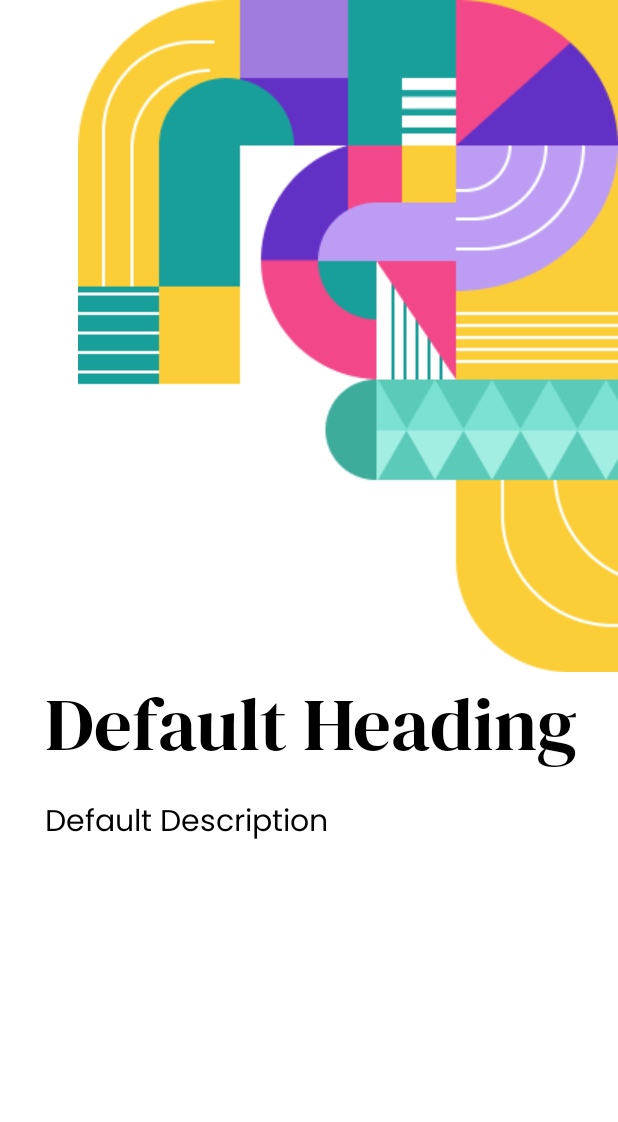
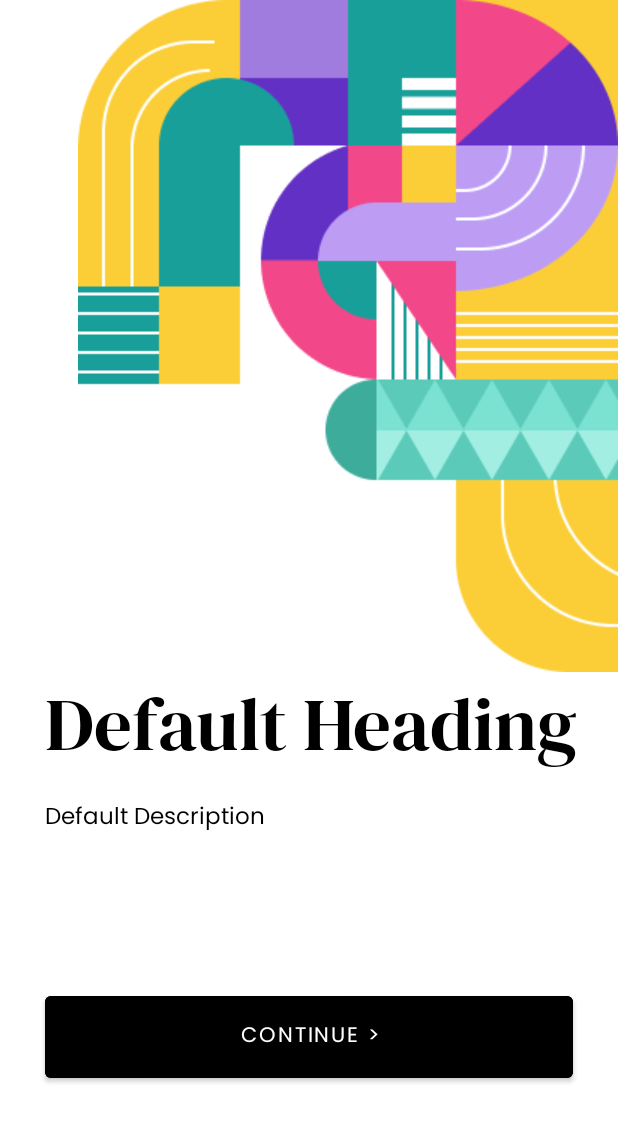
Before and after one commit to SaqibAMA/sail, an Android app: the screen it shows after launch (OnboardingActivity), on a phone screen of 412 x 824 dp. Shown: the top 1122 px of the screen. Run offline under Robolectric (Android 15) with nearby library versions, the phone set to English and light mode, and no system bars; 1 statement that could not run was skipped.

Commit message:
Feat: Completed Onboarding Process

```diff
--- a/sail-app/app/src/main/java/com/functrco/sail/MainActivity.kt
+++ b/sail-app/app/src/main/java/com/functrco/sail/SignInActivity.kt
@@ -3,9 +3,9 @@ package com.functrco.sail
 import androidx.appcompat.app.AppCompatActivity
 import android.os.Bundle
 
-class MainActivity : AppCompatActivity() {
+class SignInActivity : AppCompatActivity() {
     override fun onCreate(savedInstanceState: Bundle?) {
         super.onCreate(savedInstanceState)
-        setContentView(R.layout.activity_main)
+        setContentView(R.layout.activity_sign_in)
     }
 }
--- a/sail-app/app/src/main/java/com/functrco/sail/ui/main/PageViewModel.kt
+++ b/sail-app/app/src/main/java/com/functrco/sail/ui/main/PageViewModel.kt
@@ -18,7 +18,7 @@ class PageViewModel : ViewModel() {
 
     private val _index = MutableLiveData<Int>()
     val text: LiveData<List<String>> = Transformations.map(_index) {
-        listOf(SCREEN_HEADING[it], SCREEN_DESC[it], SCREEN_BACKGROUND[it])
+        listOf(it.toString(), SCREEN_HEADING[it], SCREEN_DESC[it], SCREEN_BACKGROUND[it])
     }
 
     fun setIndex(index: Int) {
--- a/sail-app/app/src/main/java/com/functrco/sail/ui/main/PlaceholderFragment.kt
+++ b/sail-app/app/src/main/java/com/functrco/sail/ui/main/PlaceholderFragment.kt
@@ -1,11 +1,14 @@
 package com.functrco.sail.ui.main
 
+import android.content.Context
+import android.content.Intent
 import android.graphics.Color
 import android.os.Bundle
 import android.util.Log
 import android.view.LayoutInflater
 import android.view.View
 import android.view.ViewGroup
+import android.widget.Button
 import android.widget.TextView
 import androidx.constraintlayout.widget.ConstraintLayout
 import androidx.constraintlayout.widget.ConstraintSet
@@ -13,6 +16,7 @@ import androidx.fragment.app.Fragment
 import androidx.lifecycle.Observer
 import androidx.lifecycle.ViewModelProvider
 import com.functrco.sail.R
+import com.functrco.sail.SignInActivity
 import com.functrco.sail.databinding.FragmentOnboardingBinding
 
 /**
@@ -34,6 +38,12 @@ class PlaceholderFragment : Fragment() {
         }
     }
 
+    private fun redirectToSignIn() {
+        val i = Intent(activity, SignInActivity::class.java)
+        i.flags = Intent.FLAG_ACTIVITY_CLEAR_TASK or Intent.FLAG_ACTIVITY_NEW_TASK
+        startActivity(i)
+    }
+
     override fun onCreateView(
         inflater: LayoutInflater, container: ViewGroup?,
         savedInstanceState: Bundle?
@@ -42,13 +52,35 @@ class PlaceholderFragment : Fragment() {
         _binding = FragmentOnboardingBinding.inflate(inflater, container, false)
         val root = binding.root
 
+        // print what is stored in shared pref
+        val sp = activity?.getSharedPreferences("sail-preferences", Context.MODE_PRIVATE)
+        if (sp?.getString("show_onboarding", "default") == "false") {
+            redirectToSignIn()
+        }
+
+
         val sectionHeading: TextView = binding.sectionHeading
         val sectionDescription: TextView = binding.sectionDescription
         val constraintLayout: ConstraintLayout = binding.constraintLayout
+        val continueButton: Button = binding.omboardingContinueBtn
+
         pageViewModel.text.observe(viewLifecycleOwner, Observer {
-            sectionHeading.text = it[0]
-            sectionDescription.text = it[1]
-            constraintLayout.setBackgroundColor(Color.parseColor(it[2]))
+            sectionHeading.text = it[1]
+            sectionDescription.text = it[2]
+            constraintLayout.setBackgroundColor(Color.parseColor(it[3]))
+
+            // We check whether it is the last activity
+            continueButton.visibility = if (it[0].toInt() == 2) View.VISIBLE else View.GONE
+
+            // Either way, we attach an onClick listerener that takes the user
+            // to login screen
+            continueButton.setOnClickListener {
+                // Put into shared preferences so that we never show onboarding again
+                val sp = activity?.getSharedPreferences("sail-preferences", Context.MODE_PRIVATE)
+                sp?.edit()?.putString("show_onboarding", "false")?.apply()
+                redirectToSignIn()
+            }
+
         })
 
         return root
--- a/sail-app/app/src/main/res/layout/fragment_onboarding.xml
+++ b/sail-app/app/src/main/res/layout/fragment_onboarding.xml
@@ -25,7 +25,6 @@
         app:layout_constraintTop_toBottomOf="@+id/onboarding_pattern"
         tools:layout_constraintLeft_creator="1"
         tools:layout_constraintTop_creator="1"
-        tools:layout_editor_absoluteX="51dp"
         tools:ignore="MissingConstraints"
         android:textSize="@dimen/h1"
         android:textColor="@color/black"
@@ -41,10 +40,26 @@
         android:paddingRight="30dp"
         android:text="@string/default_description"
         android:textColor="@color/black"
-        android:textSize="@dimen/h4"
+        android:textSize="@dimen/h5"
         app:layout_constraintTop_toBottomOf="@+id/section_heading"
         tools:ignore="MissingConstraints"
         tools:layout_constraintLeft_creator="1"
         tools:layout_constraintTop_creator="1" />
 
+    <Button
+        android:id="@+id/omboarding_continue_btn"
+        android:layout_width="match_parent"
+        android:layout_marginRight="30dp"
+        android:layout_marginLeft="30dp"
+        android:padding="15dp"
+        android:layout_height="wrap_content"
+        android:backgroundTint="@color/black"
+        android:text="Continue >"
+        android:textColor="@color/white"
+        app:layout_constraintBottom_toBottomOf="parent"
+        app:layout_constraintEnd_toEndOf="parent"
+        app:layout_constraintStart_toStartOf="parent"
+        app:layout_constraintTop_toBottomOf="@+id/section_description"
+        android:fontFamily="@font/poppins"/>
+
 </androidx.constraintlayout.widget.ConstraintLayout>
```
Also changed, not shown: sail-app/app/src/main/AndroidManifest.xml (+4 -5 lines), sail-app/app/src/main/res/layout/activity_sign_in.xml (renamed from sail-app/app/src/main/res/layout/activity_main.xml, +7 -3 lines).
